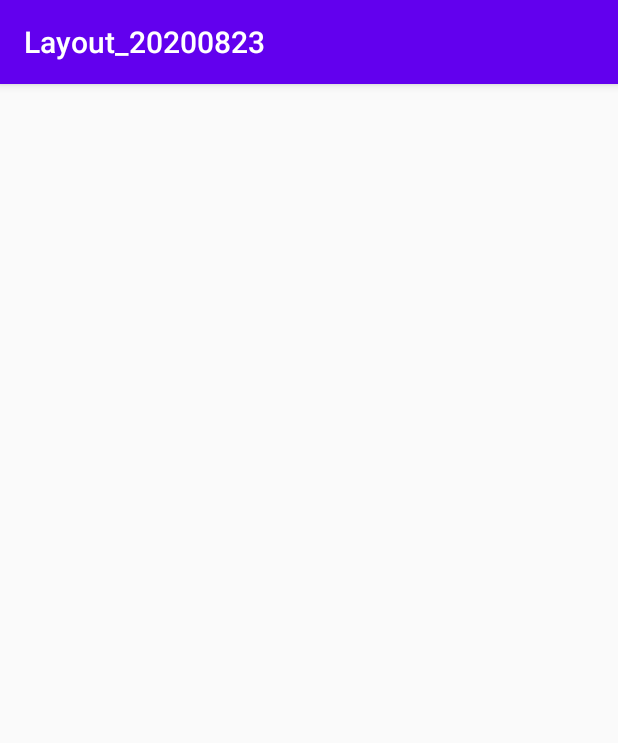
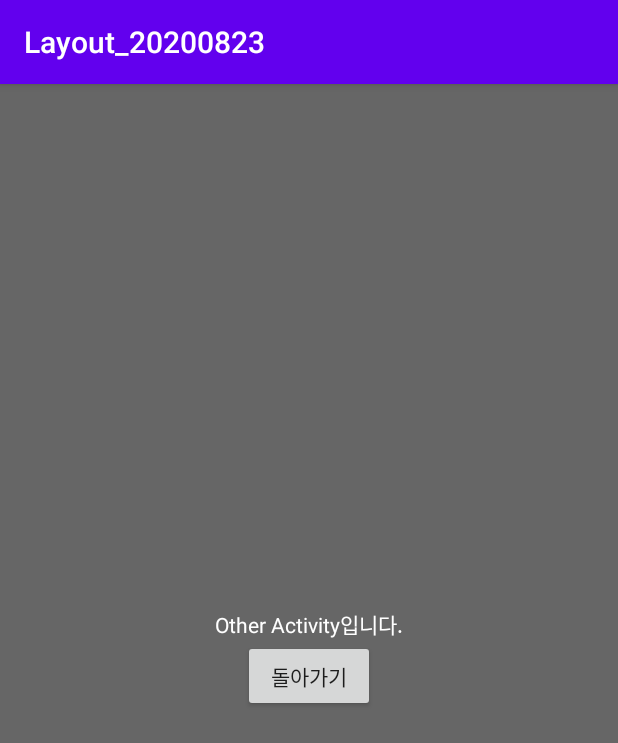
Before and after one commit to christiasK/Layout_20200823, an Android app: the OtherActivity screen opened directly, with no data from a screen before it, on a phone screen of 412 x 824 dp. Shown: the top 743 px of the screen. Run offline under Robolectric (Android 15) with nearby library versions, the phone set to English and light mode, and no system bars.

Commit message:
실제로 다른 화면으로 이동하였다.

```diff
--- a/app/src/main/java/io/tissue/layout_20200823/MainActivity.kt
+++ b/app/src/main/java/io/tissue/layout_20200823/MainActivity.kt
@@ -1,11 +1,19 @@
 package io.tissue.layout_20200823
 
+import android.content.Intent
 import androidx.appcompat.app.AppCompatActivity
 import android.os.Bundle
+import kotlinx.android.synthetic.main.activity_main.*
 
 class MainActivity : AppCompatActivity() {
 	override fun onCreate(savedInstanceState: Bundle?) {
 		super.onCreate(savedInstanceState)
 		setContentView(R.layout.activity_main)
+
+		moveToOtherActivity.setOnClickListener {
+			val intent = Intent(this, OtherActivity::class.java)
+			startActivity(intent)
+		}
+
 	}
 }
--- a/app/src/main/java/io/tissue/layout_20200823/OtherActivity.kt
+++ b/app/src/main/java/io/tissue/layout_20200823/OtherActivity.kt
@@ -1,11 +1,18 @@
 package io.tissue.layout_20200823
 
+import android.content.Intent
 import androidx.appcompat.app.AppCompatActivity
 import android.os.Bundle
+import kotlinx.android.synthetic.main.activity_other.*
 
 class OtherActivity : AppCompatActivity() {
     override fun onCreate(savedInstanceState: Bundle?) {
         super.onCreate(savedInstanceState)
         setContentView(R.layout.activity_other)
+
+        returnMainActivity.setOnClickListener {
+            val intent = Intent(this, MainActivity::class.java)
+            startActivity(intent)
+        }
     }
 }
--- a/app/src/main/res/layout/activity_other.xml
+++ b/app/src/main/res/layout/activity_other.xml
@@ -5,6 +5,20 @@
     android:layout_width="match_parent"
     android:layout_height="match_parent"
     android:orientation="vertical"
-    tools:context=".OtherActivity">
+    android:gravity="center"
+    tools:context=".OtherActivity"
+    android:background="#666666">
+
+    <TextView
+        android:layout_width="wrap_content"
+        android:layout_height="wrap_content"
+        android:text="Other Activity입니다."
+        android:textColor="#ffffff"
+        />
+    <Button
+        android:id="@+id/returnMainActivity"
+        android:layout_width="wrap_content"
+        android:layout_height="wrap_content"
+        android:text="돌아가기"/>
 
 </LinearLayout>
```
